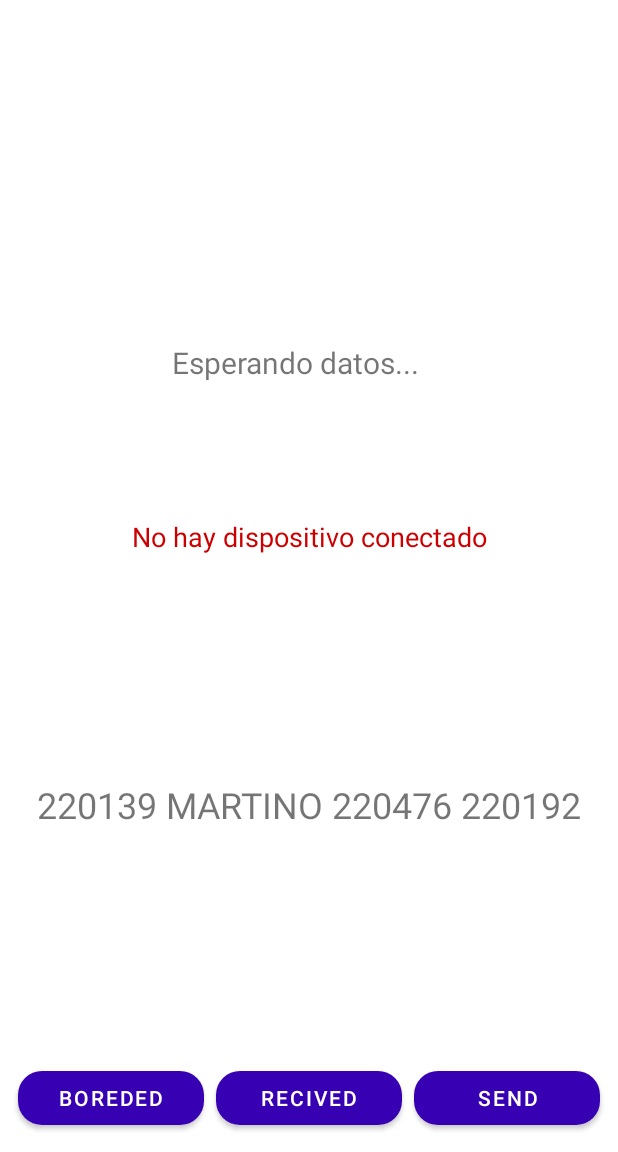
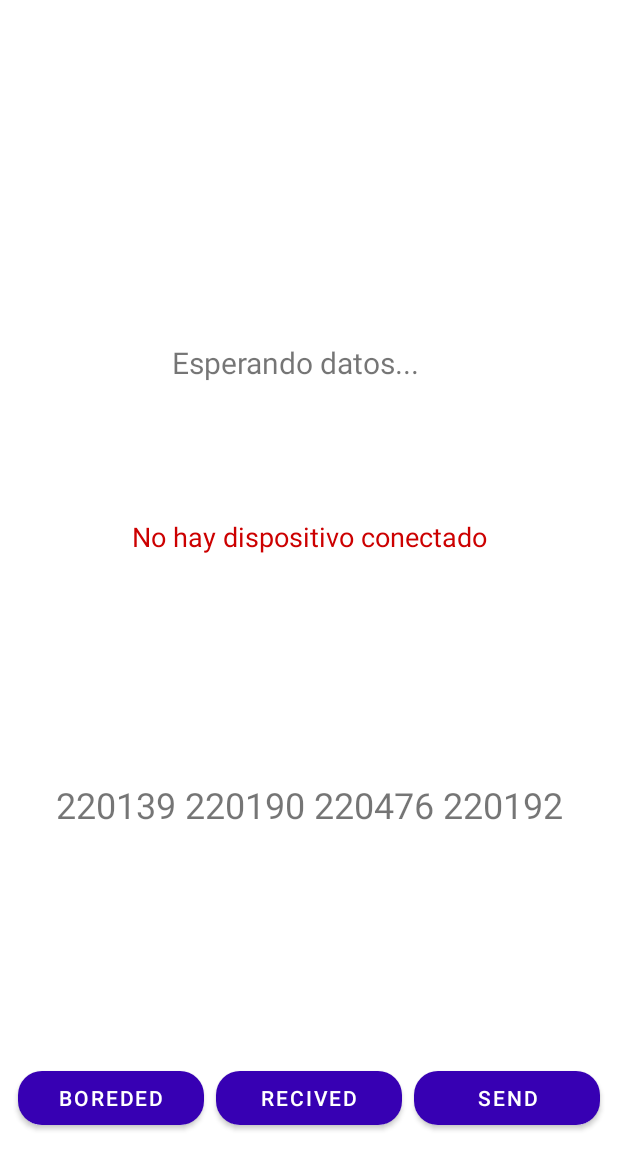
Before and after one commit to PanDuro14/ProyectoUnidad2CarranzaEstradaGallegosMorales, an Android app: the screen it shows after launch (MainActivity), after a tap on "RECIVED", on a phone screen of 412 x 824 dp, the part 84-1236 px from its top. Run offline under Robolectric (Android 15) with nearby library versions, the light colour scheme and no system bars.

Commit message:
Se agrego los lands del fragmento received y send, por ultimo se agrego la matricula del Martino

```diff
--- /dev/null
+++ b/app/src/main/res/layout-land/fragment_recived.xml
@@ -0,0 +1,55 @@
+<?xml version="1.0" encoding="utf-8"?>
+<androidx.constraintlayout.widget.ConstraintLayout
+    xmlns:android="http://schemas.android.com/apk/res/android"
+    xmlns:app="http://schemas.android.com/apk/res-auto"
+    xmlns:tools="http://schemas.android.com/tools"
+    android:id="@+id/frame_recived"
+    android:layout_width="match_parent"
+    android:layout_height="match_parent"
+    tools:context=".ui.RecivedData.RecivedFragment">
+
+    <!-- Contenedor principal para centrar todos los elementos -->
+    <LinearLayout
+        android:layout_width="match_parent"
+        android:layout_height="wrap_content"
+        android:orientation="vertical"
+        android:gravity="center_horizontal"
+        app:layout_constraintTop_toTopOf="parent"
+        app:layout_constraintBottom_toBottomOf="parent"
+        app:layout_constraintStart_toStartOf="parent"
+        app:layout_constraintEnd_toEndOf="parent">
+
+        <!-- TextView que muestra el mensaje de "Esperando datos..." -->
+        <TextView
+            android:id="@+id/tv_data_rx"
+            android:layout_width="wrap_content"
+            android:layout_height="wrap_content"
+            android:layout_marginTop="16dp"
+            android:layout_marginBottom="16dp"
+            android:text="Data: Esperando datos..."
+            android:textSize="20sp" />
+
+        <!-- TextView adicional para mostrar "No hay dispositivo conectado" -->
+        <TextView
+            android:id="@+id/tv_no_device_connected"
+            android:layout_width="wrap_content"
+            android:layout_height="wrap_content"
+            android:layout_marginTop="16dp"
+            android:layout_marginBottom="16dp"
+            android:text="No hay dispositivo conectado"
+            android:textSize="18sp"
+            android:textColor="@android:color/holo_red_dark"
+            android:visibility="gone"/>  <!-- Inicialmente oculto -->
+
+        <!-- TextView que muestra la matrícula -->
+        <TextView
+            android:id="@+id/tv_matricula_1"
+            android:layout_width="wrap_content"
+            android:layout_height="wrap_content"
+            android:layout_marginTop="16dp"
+            android:layout_marginBottom="16dp"
+            android:text="220139 220190 220476 220192"
+            android:textSize="24sp" />
+    </LinearLayout>
+
+</androidx.constraintlayout.widget.ConstraintLayout>
--- a/app/src/main/res/layout/fragment_recived.xml
+++ b/app/src/main/res/layout/fragment_recived.xml
@@ -42,7 +42,7 @@
         android:id="@+id/tv_matricula_1"
         android:layout_width="wrap_content"
         android:layout_height="wrap_content"
-        android:text="220139 MARTINO 220476 220192"
+        android:text="220139 220190 220476 220192"
         android:textSize="24sp"
         app:layout_constraintStart_toStartOf="parent"
         app:layout_constraintTop_toBottomOf="@id/tv_no_device_connected"
```
Also changed, not shown: app/src/main/res/layout-land/fragment_send.xml (added, +101 -0 lines).
